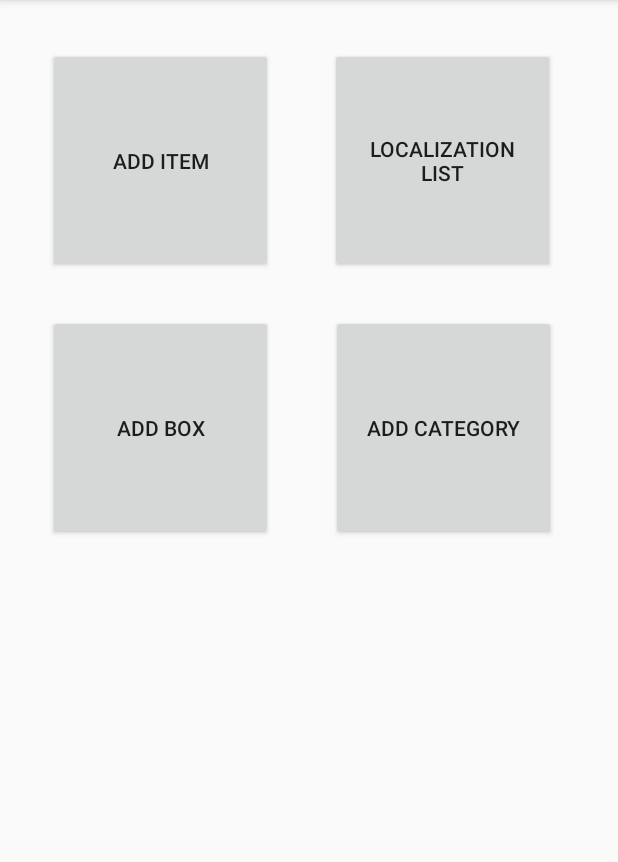
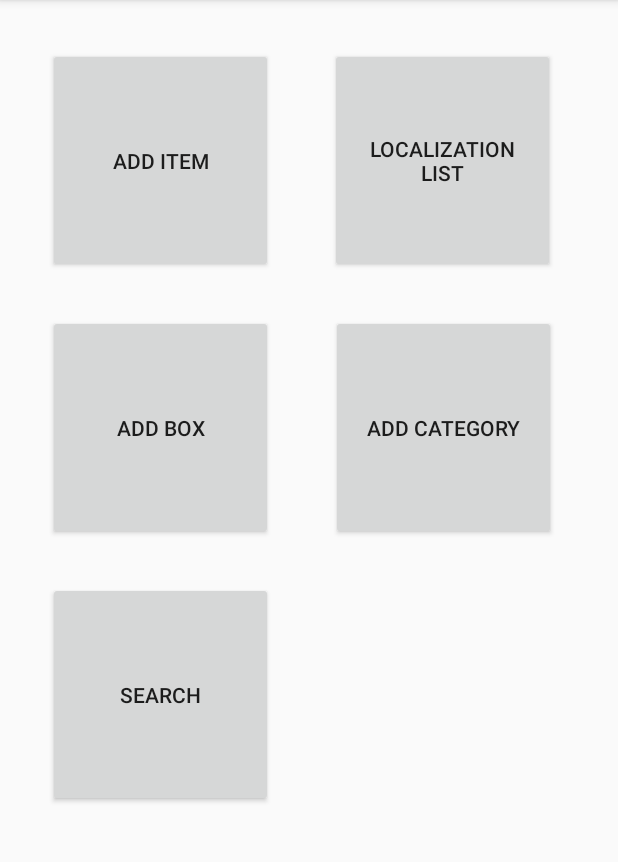
Before and after one commit to drolewski/StorageRoom, an Android app: the MenuStart screen opened directly, with no data from a screen before it, on a phone screen of 412 x 824 dp, the part 84-946 px from its top. Run offline under Robolectric (Android 15) with nearby library versions, the phone set to English and light mode, and no system bars.

Commit message:
Add search option

```diff
--- a/app/src/main/res/layout/activity_menu_start.xml
+++ b/app/src/main/res/layout/activity_menu_start.xml
@@ -54,4 +54,15 @@
         app:layout_constraintStart_toEndOf="@+id/addBox"
         app:layout_constraintTop_toBottomOf="@+id/locList" />
 
+    <Button
+        android:id="@+id/searchButton"
+        android:layout_width="150dp"
+        android:layout_height="150dp"
+        android:layout_marginStart="32dp"
+        android:layout_marginLeft="32dp"
+        android:layout_marginTop="28dp"
+        android:text="Search"
+        app:layout_constraintStart_toStartOf="parent"
+        app:layout_constraintTop_toBottomOf="@+id/addBox" />
+
 </androidx.constraintlayout.widget.ConstraintLayout>
```
Also changed, not shown: app/src/main/java/io/drolewski/storageroom/activities/MenuStart.kt (+8 -0 lines).
